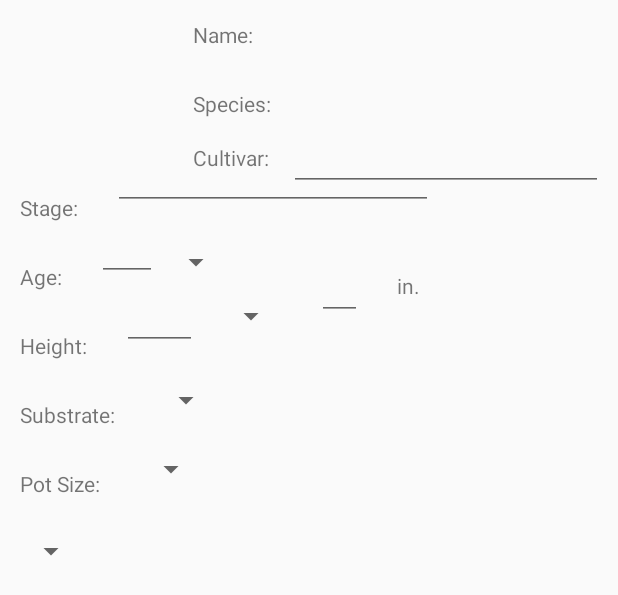
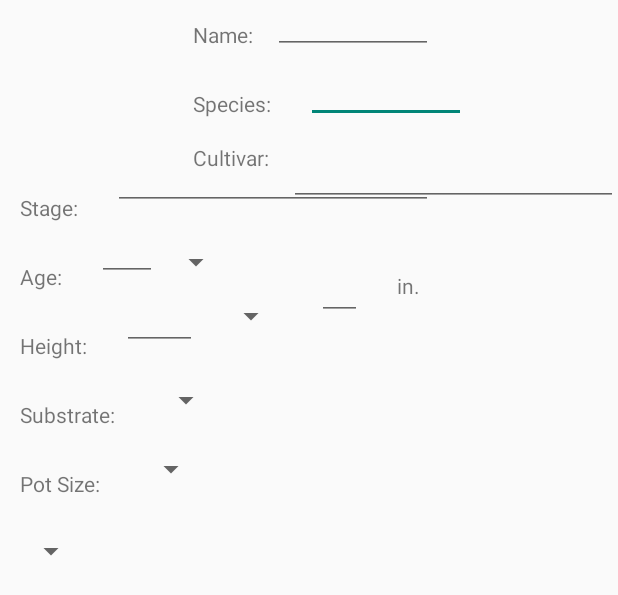
Before and after one commit to chadamine/android, an Android app: the layout fragment_plant_new_info.xml on its own in the app's theme, with its tools: preview values and no code run, on a phone screen of 412 x 824 dp. Shown: the top 595 px of the screen. Run offline under Robolectric (Android 15) with nearby library versions, the phone set to English and light mode, and no system bars.

Commit message:
attempted adjustments at new fragment layout

```diff
--- a/DatabaseList/app/src/main/res/layout/fragment_plant_new_info.xml
+++ b/DatabaseList/app/src/main/res/layout/fragment_plant_new_info.xml
@@ -104,30 +104,25 @@
 		android:layout_width="wrap_content"
 		android:layout_toRightOf="@id/textview_plant_view_info_species_title"
 		android:layout_below="@id/textview_plant_view_info_name_title"
-		android:layout_margin="10dp"
-		android:layout_marginTop="0dp"
 		android:layout_marginBottom="0dp"
-		android:layout_alignBottom="@id/textview_plant_view_info_species_title"/>
+		android:layout_alignBottom="@id/textview_plant_view_info_species_title"
+		android:layout_marginLeft="10dp" />
 
 	<EditText
-		android:layout_height="25dp"
-		android:ems="10"
+		android:layout_height="wrap_content"
+		android:ems="5"
 		android:layout_width="wrap_content"
 		android:layout_toRightOf="@id/textview_plant_view_info_name_title"
-		android:layout_margin="10dp"
-		android:layout_marginBottom="0dp"
-		android:textSize="20sp"
-		android:layout_alignBottom="@id/textview_plant_view_info_name_title"
-		android:layout_marginTop="0dp"/>
+		android:layout_alignBottom="@id/textview_plant_view_info_name_title" />
 
 	<EditText
-		android:layout_height="25dp"
+		android:layout_height="wrap_content"
 		android:ems="5"
 		android:layout_width="match_parent"
 		android:layout_toRightOf="@id/textview_plant_view_info_cultivar_title"
 		android:layout_below="@id/textview_plant_view_info_species_title"
-		android:layout_margin="10dp"
-		android:layout_marginTop="0dp"/>
+		android:layout_marginTop="0dp"
+		android:layout_marginLeft="10dp" />
 
 	<EditText
 		android:layout_height="25dp"
```
